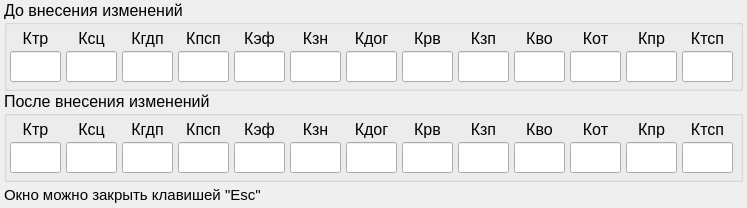
Old version of the form kef.ui in the repository YakSid/KDC_RSREU.
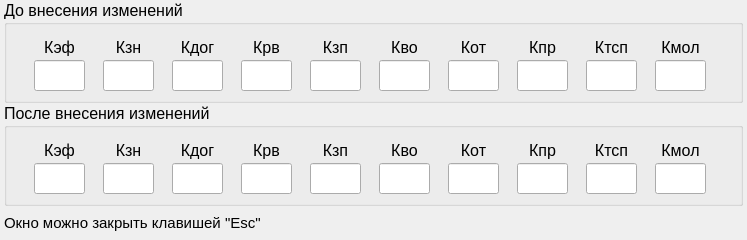
New version of the form.

```diff
--- a/kef.ui
+++ b/kef.ui
@@ -7,19 +7,19 @@
     <x>0</x>
     <y>0</y>
     <width>747</width>
-    <height>208</height>
+    <height>240</height>
    </rect>
   </property>
   <property name="minimumSize">
    <size>
-    <width>747</width>
-    <height>208</height>
+    <width>0</width>
+    <height>0</height>
    </size>
   </property>
   <property name="maximumSize">
    <size>
-    <width>747</width>
-    <height>216</height>
+    <width>900</width>
+    <height>900</height>
    </size>
   </property>
   <property name="font">
@@ -56,283 +56,10 @@
      <property name="title">
       <string>До внесения изменений</string>
      </property>
-     <layout class="QVBoxLayout" name="verticalLayout_29">
-      <property name="spacing">
-       <number>6</number>
-      </property>
-      <property name="leftMargin">
-       <number>0</number>
-      </property>
-      <property name="topMargin">
-       <number>0</number>
-      </property>
-      <property name="rightMargin">
-       <number>0</number>
-      </property>
-      <property name="bottomMargin">
-       <number>6</number>
-      </property>
-      <item>
        <layout class="QHBoxLayout" name="horizontalLayout">
         <property name="spacing">
-         <number>2</number>
-        </property>
-        <item>
-         <layout class="QVBoxLayout" name="verticalLayout">
-          <property name="spacing">
            <number>0</number>
           </property>
-          <item>
-           <widget class="QLabel" name="lbl_1">
-            <property name="minimumSize">
-             <size>
-              <width>51</width>
-              <height>26</height>
-             </size>
-            </property>
-            <property name="maximumSize">
-             <size>
-              <width>51</width>
-              <height>26</height>
-             </size>
-            </property>
-            <property name="font">
-             <font>
-              <pointsize>12</pointsize>
-             </font>
-            </property>
-            <property name="layoutDirection">
-             <enum>Qt::LeftToRight</enum>
-            </property>
-            <property name="text">
-             <string>Ктр</string>
-            </property>
-            <property name="alignment">
-             <set>Qt::AlignCenter</set>
-            </property>
-           </widget>
-          </item>
-          <item>
-           <widget class="QLineEdit" name="ktr">
-            <property name="minimumSize">
-             <size>
-              <width>51</width>
-              <height>31</height>
-             </size>
-            </property>
-            <property name="maximumSize">
-             <size>
-              <width>51</width>
-              <height>31</height>
-             </size>
-            </property>
-            <property name="font">
-             <font>
-              <pointsize>12</pointsize>
-             </font>
-            </property>
-            <property name="text">
-             <string/>
-            </property>
-            <property name="readOnly">
-             <bool>true</bool>
-            </property>
-           </widget>
-          </item>
-         </layout>
-        </item>
-        <item>
-         <layout class="QVBoxLayout" name="verticalLayout_2">
-          <property name="spacing">
-           <number>0</number>
-          </property>
-          <item>
-           <widget class="QLabel" name="lbl_2">
-            <property name="minimumSize">
-             <size>
-              <width>51</width>
-              <height>26</height>
-             </size>
-            </property>
-            <property name="maximumSize">
-             <size>
-              <width>51</width>
-              <height>26</height>
-             </size>
-            </property>
-            <property name="font">
-             <font>
-              <pointsize>12</pointsize>
-             </font>
-            </property>
-            <property name="layoutDirection">
-             <enum>Qt::LeftToRight</enum>
-            </property>
-            <property name="text">
-             <string>Ксц</string>
-            </property>
-            <property name="alignment">
-             <set>Qt::AlignCenter</set>
-            </property>
-           </widget>
-          </item>
-          <item>
-           <widget class="QLineEdit" name="ksc">
-            <property name="minimumSize">
-             <size>
-              <width>51</width>
-              <height>31</height>
-             </size>
-            </property>
-            <property name="maximumSize">
-             <size>
-              <width>51</width>
-              <height>31</height>
-             </size>
-            </property>
-            <property name="font">
-             <font>
-              <pointsize>12</pointsize>
-             </font>
-            </property>
-            <property name="text">
-             <string/>
-            </property>
-            <property name="readOnly">
-             <bool>true</bool>
-            </property>
-           </widget>
-          </item>
-         </layout>
-        </item>
-        <item>
-         <layout class="QVBoxLayout" name="verticalLayout_3">
-          <property name="spacing">
-           <number>0</number>
-          </property>
-          <item>
-           <widget class="QLabel" name="lbl_3">
-            <property name="minimumSize">
-             <size>
-              <width>51</width>
-              <height>26</height>
-             </size>
-            </property>
-            <property name="maximumSize">
-             <size>
-              <width>51</width>
-              <height>26</height>
-             </size>
-            </property>
-            <property name="font">
-             <font>
-              <pointsize>12</pointsize>
-             </font>
-            </property>
-            <property name="layoutDirection">
-             <enum>Qt::LeftToRight</enum>
-            </property>
-            <property name="text">
-             <string>Кгдп</string>
-            </property>
-            <property name="alignment">
-             <set>Qt::AlignCenter</set>
-            </property>
-           </widget>
-          </item>
-          <item>
-           <widget class="QLineEdit" name="kgdp">
-            <property name="minimumSize">
-             <size>
-              <width>51</width>
-              <height>31</height>
-             </size>
-            </property>
-            <property name="maximumSize">
-             <size>
-              <width>51</width>
-              <height>31</height>
-             </size>
-            </property>
-            <property name="font">
-             <font>
-              <pointsize>12</pointsize>
-             </font>
-            </property>
-            <property name="text">
-             <string/>
-            </property>
-            <property name="readOnly">
-             <bool>true</bool>
-            </property>
-           </widget>
-          </item>
-         </layout>
-        </item>
-        <item>
-         <layout class="QVBoxLayout" name="verticalLayout_4">
-          <property name="spacing">
-           <number>0</number>
-          </property>
-          <item>
-           <widget class="QLabel" name="lbl_4">
-            <property name="minimumSize">
-             <size>
-              <width>51</width>
-              <height>26</height>
-             </size>
-            </property>
-            <property name="maximumSize">
-             <size>
-              <width>51</width>
-              <height>26</height>
-             </size>
-            </property>
-            <property name="font">
-             <font>
-              <pointsize>12</pointsize>
-             </font>
-            </property>
-            <property name="layoutDirection">
-             <enum>Qt::LeftToRight</enum>
-            </property>
-            <property name="text">
-             <string>Кпсп</string>
-            </property>
-            <property name="alignment">
-             <set>Qt::AlignCenter</set>
-            </property>
-           </widget>
-          </item>
-          <item>
-           <widget class="QLineEdit" name="kpsp">
-            <property name="minimumSize">
-             <size>
-              <width>51</width>
-              <height>31</height>
-             </size>
-            </property>
-            <property name="maximumSize">
-             <size>
-              <width>51</width>
-              <height>31</height>
-             </size>
-            </property>
-            <property name="font">
-             <font>
-              <pointsize>12</pointsize>
-             </font>
-            </property>
-            <property name="text">
-             <string/>
-            </property>
-            <property name="readOnly">
-             <bool>true</bool>
-            </property>
-           </widget>
-          </item>
-         </layout>
-        </item>
         <item>
          <layout class="QVBoxLayout" name="verticalLayout_5">
           <property name="spacing">
@@ -526,10 +253,7 @@
          </layout>
         </item>
         <item>
-         <layout class="QVBoxLayout" name="verticalLayout_8">
-          <property name="spacing">
-           <number>0</number>
-          </property>
+       <layout class="QVBoxLayout" name="verticalLayout_2">
           <item>
            <widget class="QLabel" name="lbl_8">
             <property name="minimumSize">
@@ -909,6 +633,68 @@
           </item>
          </layout>
         </item>
+      <item>
+       <layout class="QVBoxLayout" name="verticalLayout_4">
+        <property name="spacing">
+         <number>0</number>
+        </property>
+        <item>
+         <widget class="QLabel" name="lbl_4">
+          <property name="minimumSize">
+           <size>
+            <width>51</width>
+            <height>26</height>
+           </size>
+          </property>
+          <property name="maximumSize">
+           <size>
+            <width>51</width>
+            <height>26</height>
+           </size>
+          </property>
+          <property name="font">
+           <font>
+            <pointsize>12</pointsize>
+           </font>
+          </property>
+          <property name="layoutDirection">
+           <enum>Qt::LeftToRight</enum>
+          </property>
+          <property name="text">
+           <string>Кмол</string>
+          </property>
+          <property name="alignment">
+           <set>Qt::AlignCenter</set>
+          </property>
+         </widget>
+        </item>
+        <item>
+         <widget class="QLineEdit" name="kmol">
+          <property name="minimumSize">
+           <size>
+            <width>51</width>
+            <height>31</height>
+           </size>
+          </property>
+          <property name="maximumSize">
+           <size>
+            <width>51</width>
+            <height>31</height>
+           </size>
+          </property>
+          <property name="font">
+           <font>
+            <pointsize>12</pointsize>
+           </font>
+          </property>
+          <property name="text">
+           <string/>
+          </property>
+          <property name="readOnly">
+           <bool>true</bool>
+          </property>
+         </widget>
+        </item>
        </layout>
       </item>
      </layout>
@@ -924,283 +710,10 @@
      <property name="title">
       <string>После внесения изменений</string>
      </property>
-     <layout class="QVBoxLayout" name="verticalLayout_28">
-      <property name="spacing">
-       <number>6</number>
-      </property>
-      <property name="leftMargin">
-       <number>0</number>
-      </property>
-      <property name="topMargin">
-       <number>0</number>
-      </property>
-      <property name="rightMargin">
-       <number>0</number>
-      </property>
-      <property name="bottomMargin">
-       <number>6</number>
-      </property>
-      <item>
        <layout class="QHBoxLayout" name="horizontalLayout_2">
         <property name="spacing">
-         <number>2</number>
-        </property>
-        <item>
-         <layout class="QVBoxLayout" name="verticalLayout_14">
-          <property name="spacing">
            <number>0</number>
           </property>
-          <item>
-           <widget class="QLabel" name="lbl_14">
-            <property name="minimumSize">
-             <size>
-              <width>51</width>
-              <height>26</height>
-             </size>
-            </property>
-            <property name="maximumSize">
-             <size>
-              <width>51</width>
-              <height>26</height>
-             </size>
-            </property>
-            <property name="font">
-             <font>
-              <pointsize>12</pointsize>
-             </font>
-            </property>
-            <property name="layoutDirection">
-             <enum>Qt::LeftToRight</enum>
-            </property>
-            <property name="text">
-             <string>Ктр</string>
-            </property>
-            <property name="alignment">
-             <set>Qt::AlignCenter</set>
-            </property>
-           </widget>
-          </item>
-          <item>
-           <widget class="QLineEdit" name="line_14">
-            <property name="minimumSize">
-             <size>
-              <width>51</width>
-              <height>31</height>
-             </size>
-            </property>
-            <property name="maximumSize">
-             <size>
-              <width>51</width>
-              <height>31</height>
-             </size>
-            </property>
-            <property name="font">
-             <font>
-              <pointsize>12</pointsize>
-             </font>
-            </property>
-            <property name="text">
-             <string/>
-            </property>
-            <property name="readOnly">
-             <bool>true</bool>
-            </property>
-           </widget>
-          </item>
-         </layout>
-        </item>
-        <item>
-         <layout class="QVBoxLayout" name="verticalLayout_15">
-          <property name="spacing">
-           <number>0</number>
-          </property>
-          <item>
-           <widget class="QLabel" name="lbl_15">
-            <property name="minimumSize">
-             <size>
-              <width>51</width>
-              <height>26</height>
-             </size>
-            </property>
-            <property name="maximumSize">
-             <size>
-              <width>51</width>
-              <height>26</height>
-             </size>
-            </property>
-            <property name="font">
-             <font>
-              <pointsize>12</pointsize>
-             </font>
-            </property>
-            <property name="layoutDirection">
-             <enum>Qt::LeftToRight</enum>
-            </property>
-            <property name="text">
-             <string>Ксц</string>
-            </property>
-            <property name="alignment">
-             <set>Qt::AlignCenter</set>
-            </property>
-           </widget>
-          </item>
-          <item>
-           <widget class="QLineEdit" name="line_15">
-            <property name="minimumSize">
-             <size>
-              <width>51</width>
-              <height>31</height>
-             </size>
-            </property>
-            <property name="maximumSize">
-             <size>
-              <width>51</width>
-              <height>31</height>
-             </size>
-            </property>
-            <property name="font">
-             <font>
-              <pointsize>12</pointsize>
-             </font>
-            </property>
-            <property name="text">
-             <string/>
-            </property>
-            <property name="readOnly">
-             <bool>true</bool>
-            </property>
-           </widget>
-          </item>
-         </layout>
-        </item>
-        <item>
-         <layout class="QVBoxLayout" name="verticalLayout_16">
-          <property name="spacing">
-           <number>0</number>
-          </property>
-          <item>
-           <widget class="QLabel" name="lbl_16">
-            <property name="minimumSize">
-             <size>
-              <width>51</width>
-              <height>26</height>
-             </size>
-            </property>
-            <property name="maximumSize">
-             <size>
-              <width>51</width>
-              <height>26</height>
-             </size>
-            </property>
-            <property name="font">
-             <font>
-              <pointsize>12</pointsize>
-             </font>
-            </property>
-            <property name="layoutDirection">
-             <enum>Qt::LeftToRight</enum>
-            </property>
-            <property name="text">
-             <string>Кгдп</string>
-            </property>
-            <property name="alignment">
-             <set>Qt::AlignCenter</set>
-            </property>
-           </widget>
-          </item>
-          <item>
-           <widget class="QLineEdit" name="line_16">
-            <property name="minimumSize">
-             <size>
-              <width>51</width>
-              <height>31</height>
-             </size>
-            </property>
-            <property name="maximumSize">
-             <size>
-              <width>51</width>
-              <height>31</height>
-             </size>
-            </property>
-            <property name="font">
-             <font>
-              <pointsize>12</pointsize>
-             </font>
-            </property>
-            <property name="text">
-             <string/>
-            </property>
-            <property name="readOnly">
-             <bool>true</bool>
-            </property>
-           </widget>
-          </item>
-         </layout>
-        </item>
-        <item>
-         <layout class="QVBoxLayout" name="verticalLayout_17">
-          <property name="spacing">
-           <number>0</number>
-          </property>
-          <item>
-           <widget class="QLabel" name="lbl_17">
-            <property name="minimumSize">
-             <size>
-              <width>51</width>
-              <height>26</height>
-             </size>
-            </property>
-            <property name="maximumSize">
-             <size>
-              <width>51</width>
-              <height>26</height>
-             </size>
-            </property>
-            <property name="font">
-             <font>
-              <pointsize>12</pointsize>
-             </font>
-            </property>
-            <property name="layoutDirection">
-             <enum>Qt::LeftToRight</enum>
-            </property>
-            <property name="text">
-             <string>Кпсп</string>
-            </property>
-            <property name="alignment">
-             <set>Qt::AlignCenter</set>
-            </property>
-           </widget>
-          </item>
-          <item>
-           <widget class="QLineEdit" name="line_17">
-            <property name="minimumSize">
-             <size>
-              <width>51</width>
-              <height>31</height>
-             </size>
-            </property>
-            <property name="maximumSize">
-             <size>
-              <width>51</width>
-              <height>31</height>
-             </size>
-            </property>
-            <property name="font">
-             <font>
-              <pointsize>12</pointsize>
-             </font>
-            </property>
-            <property name="text">
-             <string/>
-            </property>
-            <property name="readOnly">
-             <bool>true</bool>
-            </property>
-           </widget>
-          </item>
-         </layout>
-        </item>
         <item>
          <layout class="QVBoxLayout" name="verticalLayout_18">
           <property name="spacing">
@@ -1394,10 +907,7 @@
          </layout>
         </item>
         <item>
-         <layout class="QVBoxLayout" name="verticalLayout_21">
-          <property name="spacing">
-           <number>0</number>
-          </property>
+       <layout class="QVBoxLayout" name="verticalLayout">
           <item>
            <widget class="QLabel" name="lbl_21">
             <property name="minimumSize">
@@ -1776,6 +1286,68 @@
            </widget>
           </item>
          </layout>
+      </item>
+      <item>
+       <layout class="QVBoxLayout" name="verticalLayout_17">
+        <property name="spacing">
+         <number>0</number>
+        </property>
+        <item>
+         <widget class="QLabel" name="lbl_17">
+          <property name="minimumSize">
+           <size>
+            <width>51</width>
+            <height>26</height>
+           </size>
+          </property>
+          <property name="maximumSize">
+           <size>
+            <width>51</width>
+            <height>26</height>
+           </size>
+          </property>
+          <property name="font">
+           <font>
+            <pointsize>12</pointsize>
+           </font>
+          </property>
+          <property name="layoutDirection">
+           <enum>Qt::LeftToRight</enum>
+          </property>
+          <property name="text">
+           <string>Кмол</string>
+          </property>
+          <property name="alignment">
+           <set>Qt::AlignCenter</set>
+          </property>
+         </widget>
+        </item>
+        <item>
+         <widget class="QLineEdit" name="kmol2">
+          <property name="minimumSize">
+           <size>
+            <width>51</width>
+            <height>31</height>
+           </size>
+          </property>
+          <property name="maximumSize">
+           <size>
+            <width>51</width>
+            <height>31</height>
+           </size>
+          </property>
+          <property name="font">
+           <font>
+            <pointsize>12</pointsize>
+           </font>
+          </property>
+          <property name="text">
+           <string/>
+          </property>
+          <property name="readOnly">
+           <bool>true</bool>
+          </property>
+         </widget>
         </item>
        </layout>
       </item>
```
Lines whose indentation alone changed are shown as unchanged.
